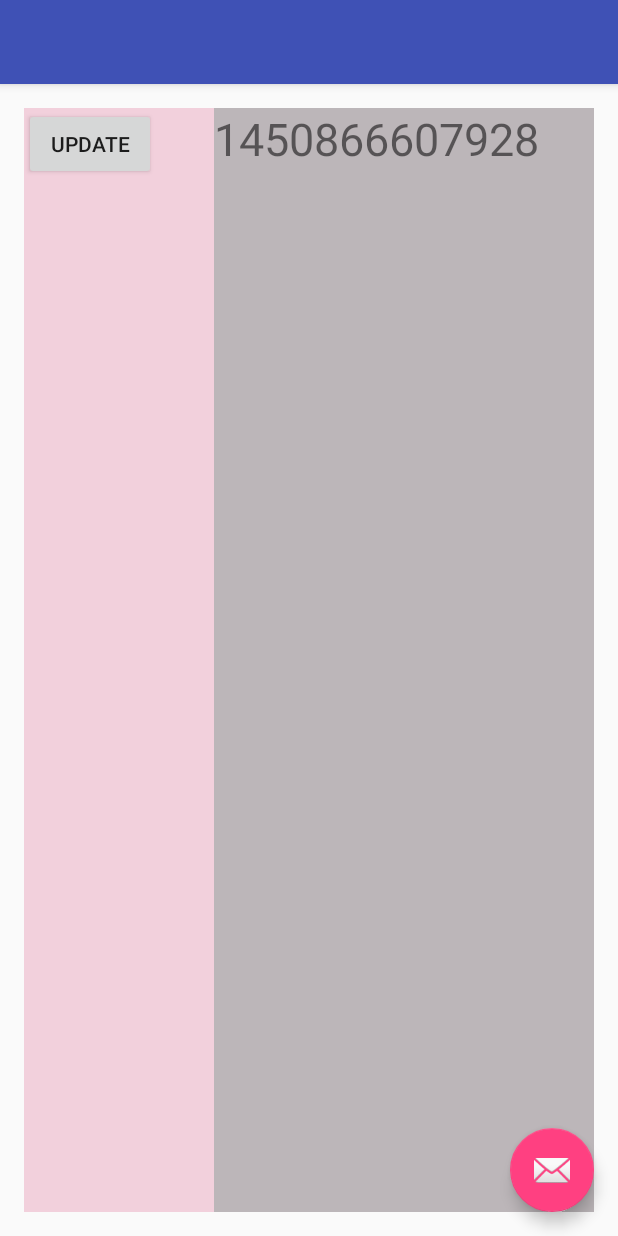
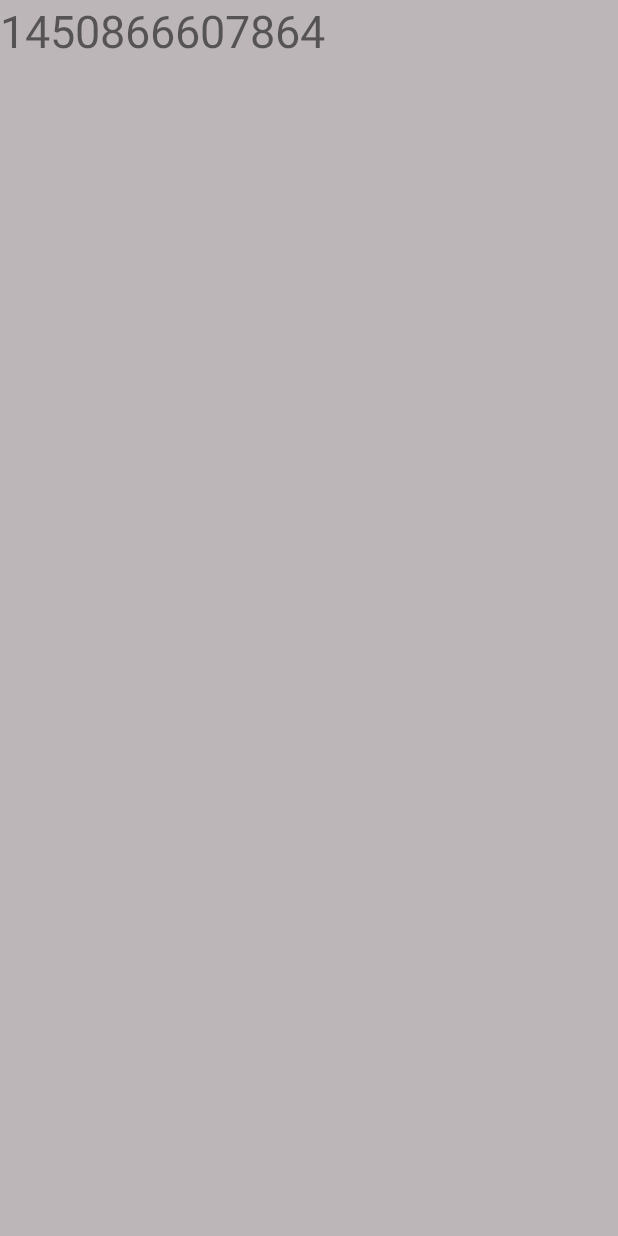
Before and after one commit to NikoLedesma/FragmentsDeAndroid, an Android app: the screen it shows after launch (MainActivity before the commit, DetailActivity after it), after a tap on "UPDATE", on a phone screen of 412 x 824 dp. Run offline under Robolectric (Android 15) with nearby library versions, the phone set to English and light mode, and no system bars.

Commit message:
Primera mejora--->se agregaron los layout-port's,la clase DetailActivity y los config.xml;se modifico el MainActivity

```diff
--- /dev/null
+++ b/app/src/main/java/com/example/nicolse/clase5/DetailActivity.java
@@ -0,0 +1,40 @@
+package com.example.nicolse.clase5;
+
+import android.os.Bundle;
+import android.os.PersistableBundle;
+import android.support.v4.app.FragmentActivity;
+
+/**
+ * Created by NicolásE on 23/12/2015.
+ */
+public class DetailActivity extends FragmentActivity {
+
+    public static final String EXTRA_URL="url";
+
+    @Override
+    /*
+
+    porque esto me tira una pantalla blanca???
+    *     public void onCreate(Bundle savedInstanceState, PersistableBundle persistentState) {
+        super.onCreate(savedInstanceState, persistentState);
+    *
+    *
+    * */
+    public void onCreate(Bundle savedInstanceState) {
+        super.onCreate(savedInstanceState);
+        if(getResources().getBoolean(R.bool.dual_pane)){
+            finish();
+            return;
+        }
+
+        setContentView(R.layout.activity_detail);
+        Bundle extras = getIntent().getExtras();
+        if(extras!=null){
+            String url = extras.getString(EXTRA_URL);
+            DetailFragment detailFragment=(DetailFragment)
+                    getSupportFragmentManager().findFragmentById(R.id.detailFragment);
+            detailFragment.setText(url);
+        }
+
+    }
+}
--- a/app/src/main/java/com/example/nicolse/clase5/MainActivity.java
+++ b/app/src/main/java/com/example/nicolse/clase5/MainActivity.java
@@ -1,5 +1,6 @@
 package com.example.nicolse.clase5;
 
+import android.content.Intent;
 import android.os.Bundle;
 import android.support.design.widget.FloatingActionButton;
 import android.support.design.widget.Snackbar;
@@ -20,7 +21,20 @@ public class MainActivity extends FragmentActivity implements  MyListFragment.On
 
     @Override
     public void onRssItemSelected(String link) {
-        DetailFragment fragment = (DetailFragment) getSupportFragmentManager().findFragmentById(R.id.detailFragment);
-        fragment.setText(link);
+
+
+        boolean dual_pane=getResources().getBoolean(R.bool.dual_pane);
+        if(dual_pane){
+            DetailFragment fragment = (DetailFragment) getSupportFragmentManager().findFragmentById(R.id.detailFragment);
+            fragment.setText(link);
+        }else{
+            Intent intent = new Intent(getApplicationContext(),DetailActivity.class);
+            intent.putExtra(DetailActivity.EXTRA_URL,link);
+            startActivity(intent);
+        }
+
+
+
+
     }
 }
--- /dev/null
+++ b/app/src/main/res/layout-port/activity_detail.xml
@@ -0,0 +1,12 @@
+<?xml version="1.0" encoding="utf-8"?>
+<LinearLayout xmlns:android="http://schemas.android.com/apk/res/android"
+    android:orientation="vertical"
+    android:layout_width="match_parent"
+    android:layout_height="match_parent">
+
+    <fragment
+        android:id="@+id/detailFragment"
+        android:layout_width="match_parent"
+        android:layout_height="match_parent"
+        class="com.example.nicolse.clase5.DetailFragment"/>
+</LinearLayout>
--- /dev/null
+++ b/app/src/main/res/values-land/config.xml
@@ -0,0 +1,5 @@
+<?xml version="1.0" encoding="utf-8"?>
+<resources>
+    <item type="bool" name="dual_pane">true</item>
+
+</resources>
--- /dev/null
+++ b/app/src/main/res/values/config.xml
@@ -0,0 +1,4 @@
+<?xml version="1.0" encoding="utf-8"?>
+<resources>
+    <item type="bool" name="dual_pane">false</item>
+</resources>
```
Also changed, not shown: app/src/main/AndroidManifest.xml (+6 -1 lines), app/src/main/res/layout-port/activity_main.xml (added, +14 -0 lines).
